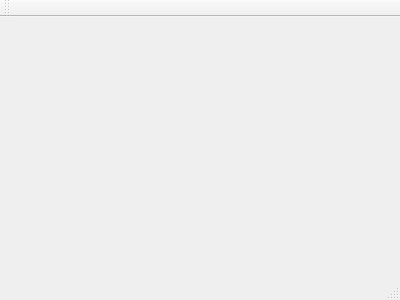
The window that mainwindow.ui (vitoOmbero/qt_example_elemetaryPainter) describes before a commit, drawn with Qt 5.
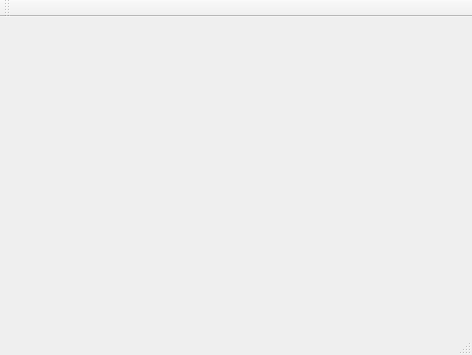
The same window after the commit.

Commit message: add toolSelection (rect, line)

Diff of the .ui file:
```diff
--- a/mainwindow.ui
+++ b/mainwindow.ui
@@ -6,8 +6,8 @@
    <rect>
     <x>0</x>
     <y>0</y>
-    <width>400</width>
-    <height>300</height>
+    <width>472</width>
+    <height>355</height>
    </rect>
   </property>
   <property name="windowTitle">
```
Left out of the diff: 39 changed lines with no effect on the pictures. The commit also changes 2 other files.
